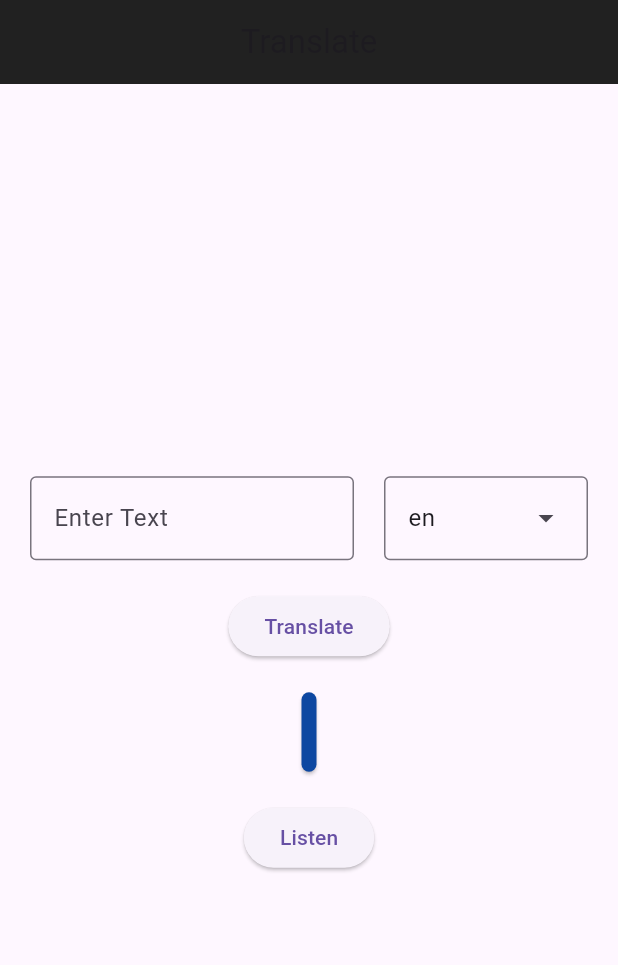
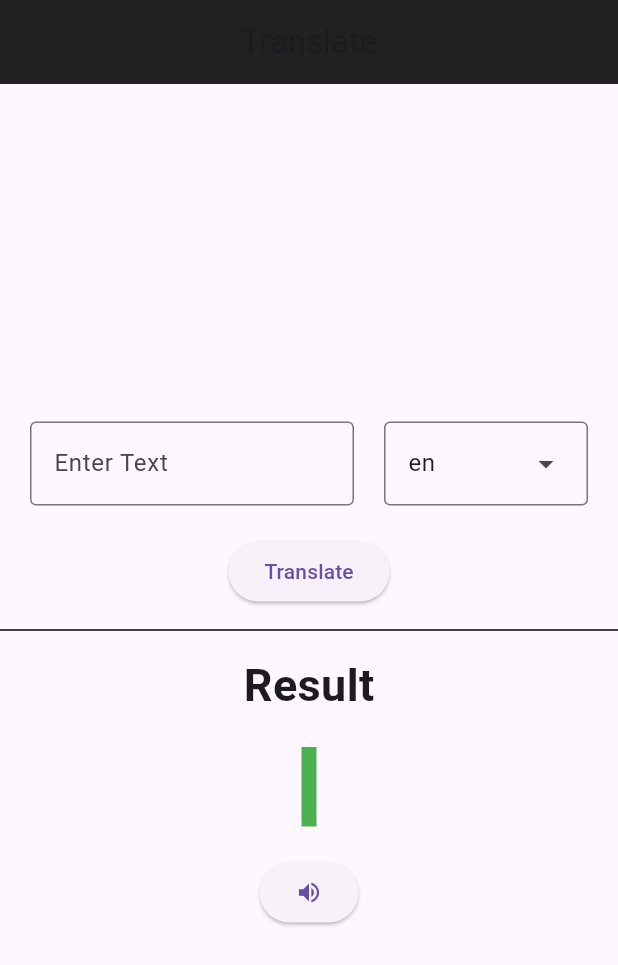
Before and after one commit to seannn9/Translate, a Flutter app: the screen it shows after launch, on a phone screen of 412 x 824 dp. Shown: the top 965 px of the screen. Run offline on Flutter 3.47's test engine with Material 3 defaults, Android fonts, the phone set to English and light mode, and no system bars; our stand-ins replace flutter_tts; missing offline and left inert: translator.

```diff
--- a/lib/main.dart
+++ b/lib/main.dart
@@ -2,7 +2,7 @@ import 'package:flutter/material.dart';
 import 'package:flutter_tts/flutter_tts.dart';
 import 'package:translator/translator.dart';
 
-const List<String> list = <String>['en', 'ja', 'ru', 'tl', 'fr', 'pt', 'es'];
+const List<String> list = <String>['en', 'es', 'zh-cn', 'de', 'fr', 'hi', 'it', 'ja', 'pt', 'ru', 'tl'];
 
 void main() {
   runApp(const MyApp());
@@ -19,7 +19,8 @@ class _MyAppState extends State<MyApp> {
   String dropdownValue = list.first;
   final translator = GoogleTranslator();
   final tts = FlutterTts();
-  var text, translated = "";
+  dynamic text;
+  var translated = "";
 
   void translateText() {
     translator.translate(text, to: dropdownValue).then((result) {
@@ -90,8 +91,17 @@ class _MyAppState extends State<MyApp> {
                         "Translate"
                     ),
                   ),
-                  Card(
-                      color: Colors.blue[900],
+                  const SizedBox(height:30.0,
+                  child: Divider(thickness: 1.0, color: Colors.black)),
+                  const Text(
+                    "Result",
+                    style: TextStyle(
+                      fontSize: 30.0,
+                      fontWeight: FontWeight.bold
+                    ),
+                  ),
+                  Container(
+                      color: Colors.green,
                       margin: const EdgeInsets.symmetric(
                           vertical: 20.0, horizontal: 20.0),
                       child: Padding(
@@ -107,7 +117,8 @@ class _MyAppState extends State<MyApp> {
                   ),
                   ElevatedButton(
                       onPressed: () => speak(translated, dropdownValue),
-                      child: const Text("Listen"))
+                      child: const Icon(Icons.volume_up)
+                  )
                 ],
               ),
             )
```
